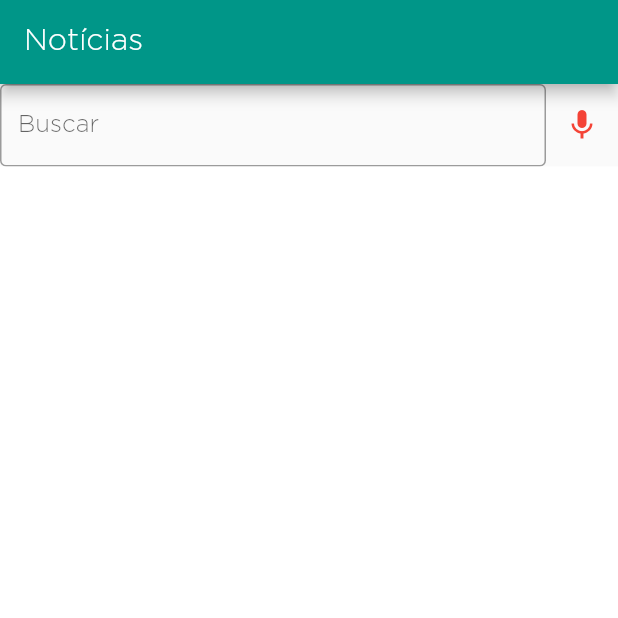
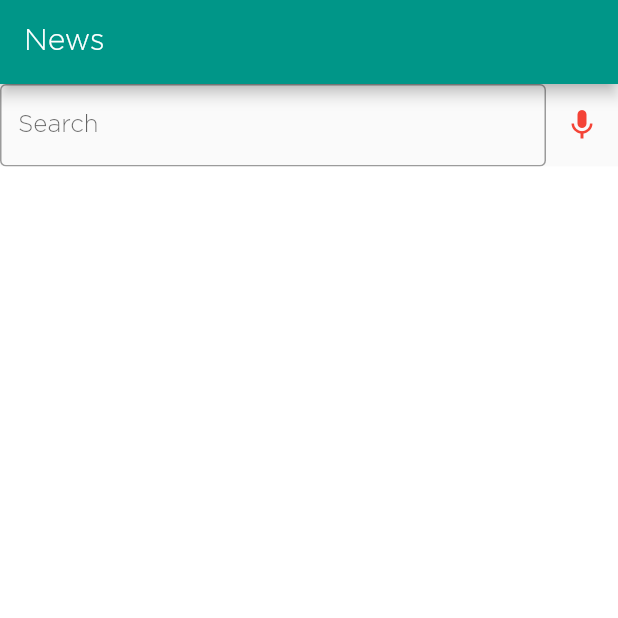
Before and after one commit to CaioFeiertag/ticker_tracker, a Flutter app: the screen it shows after launch, item 2 of the bottom bar chosen, after a tap on the "mic" icon, on a phone screen of 412 x 824 dp, the top half of it. Run offline on Flutter 3.47's test engine with Material 2 defaults, Android fonts, the phone set to English and light mode, and no system bars; our stand-ins replace charts_flutter, flutter_dotenv, flutter_local_notifications, speech_to_text, sqflite; missing offline and left inert: dart_twitter_api; accounts and stored records are empty; generated files the repository leaves out were written again.

Commit message:
Internacionalização Português e Inglês

```diff
--- /dev/null
+++ b/l10n.yaml
@@ -0,0 +1,3 @@
+arb-dir: lib/l10n
+template-arb-file: app_en.arb
+output-localization-file: app_localizations.dart
--- a/lib/main.dart
+++ b/lib/main.dart
@@ -1,14 +1,19 @@
+import 'dart:async';
+
 import 'package:flutter/material.dart';
 import 'package:flutter_dotenv/flutter_dotenv.dart';
 import 'package:flutter_local_notifications/flutter_local_notifications.dart';
+import 'package:flutter_localizations/flutter_localizations.dart';
 import 'package:ticker_tracker/screens/home/index.dart';
 import 'package:ticker_tracker/screens/news/index.dart';
 import 'package:ticker_tracker/screens/ticker-more-details/index.dart';
 import 'package:ticker_tracker/screens/ticker/index.dart';
 import 'package:ticker_tracker/services/notification-provider.dart';
+import 'package:flutter_gen/gen_l10n/app_localizations.dart';
 
 Future main() async {
   await dotenv.load(fileName: ".env");
+
   runApp(MyApp());
 }
 
@@ -25,6 +30,7 @@ class _MyApp extends State<MyApp> {
   @override
   void initState() {
     super.initState();
+
     Future.delayed(Duration.zero, () {
       notificationProvider
           .initialize(context)
@@ -42,6 +48,16 @@ class _MyApp extends State<MyApp> {
         fontFamily: 'Gotham',
       ),
       initialRoute: '/',
+      localizationsDelegates: [
+        AppLocalizations.delegate,
+        GlobalMaterialLocalizations.delegate,
+        GlobalWidgetsLocalizations.delegate,
+        GlobalCupertinoLocalizations.delegate,
+      ],
+      supportedLocales: [
+        Locale('en', ''),
+        Locale('pt', ''),
+      ],
       routes: {
         '/': (context) => Home(),
         '/ticker': (context) => TickerDetails(),
--- a/lib/screens/home/index.dart
+++ b/lib/screens/home/index.dart
@@ -7,6 +7,7 @@ import 'package:ticker_tracker/screens/home/ticket-api.dart';
 import 'package:ticker_tracker/screens/ticker/index.dart';
 import 'package:ticker_tracker/services/Ticker-provider.dart' as Provider;
 import 'package:ticker_tracker/shared/components/bottom-navigator.dart';
+import 'package:flutter_gen/gen_l10n/app_localizations.dart';
 
 class Home extends StatefulWidget {
   Home({Key? key}) : super(key: key);
@@ -66,7 +67,7 @@ class _HomeState extends State<Home> {
                   ? [
                       IconButton(
                         icon: const Icon(Icons.arrow_back),
-                        tooltip: 'Voltar',
+                        tooltip: AppLocalizations.of(context)!.returnText,
                         onPressed: () {
                           setState(() {
                             isSearching = false;
@@ -79,7 +80,8 @@ class _HomeState extends State<Home> {
                               style: TextStyle(color: Colors.white),
                               decoration: InputDecoration(
                                 hintStyle: TextStyle(color: Colors.white70),
-                                hintText: 'Buscar',
+                                hintText:
+                                    AppLocalizations.of(context)!.searchText,
                                 border: InputBorder.none,
                               ),
                               onSubmitted: (value) {
@@ -102,11 +104,11 @@ class _HomeState extends State<Home> {
                               })),
                     ]
                   : [
-                      Text("Meu portfólio"),
+                      Text(AppLocalizations.of(context)!.title),
                       Spacer(),
                       IconButton(
                         icon: const Icon(Icons.search),
-                        tooltip: 'Pressione para começar a pesquisar',
+                        tooltip: AppLocalizations.of(context)!.tooltipLupa,
                         onPressed: () {
                           setState(() {
                             isSearching = true;
--- a/lib/screens/news/index.dart
+++ b/lib/screens/news/index.dart
@@ -6,6 +6,7 @@ import 'package:ticker_tracker/screens/news/components/twitter-view/tweet-view.d
 import 'package:ticker_tracker/screens/news/twitter-api.dart';
 import 'package:ticker_tracker/shared/components/bottom-navigator.dart';
 import 'package:speech_to_text/speech_to_text.dart';
+import 'package:flutter_gen/gen_l10n/app_localizations.dart';
 
 class News extends StatefulWidget {
   @override
@@ -41,7 +42,7 @@ class _News extends State<News> {
     return Scaffold(
         bottomNavigationBar: BottomNavigator("/news"),
         appBar: AppBar(
-          title: Text("Notícias"),
+          title: Text(AppLocalizations.of(context)!.news),
         ),
         body: Column(children: [
           Row(children: [
@@ -49,7 +50,7 @@ class _News extends State<News> {
                 child: TextField(
               controller: _controller,
               decoration: InputDecoration(
-                hintText: 'Buscar',
+                hintText: AppLocalizations.of(context)!.searchText,
                 border: OutlineInputBorder(),
               ),
               onChanged: (String query) {
@@ -75,7 +76,7 @@ class _News extends State<News> {
                 icon: const Icon(Icons.mic),
                 color:
                     isListening ? Colors.red : Theme.of(context).primaryColor,
-                tooltip: 'Pesquise atráves de aúdio',
+                tooltip: AppLocalizations.of(context)!.voiceSearch,
                 onPressed: () {
                   setState(() {
                     isListening = true;
--- a/pubspec.yaml
+++ b/pubspec.yaml
@@ -23,12 +23,14 @@ environment:
 dependencies:
   flutter:
     sdk: flutter
-
+  flutter_localizations:
+    sdk: flutter
 
   # The following adds the Cupertino Icons font to your application.
   # Use with the CupertinoIcons class for iOS style icons.
   cupertino_icons: ^1.0.2
   http: ^0.13.3
+  intl: ^0.17.0
   flutter_dotenv: ^5.0.2
   sqflite: ^2.0.0+4
   charts_flutter:
@@ -48,7 +50,7 @@ dev_dependencies:
 
 # The following section is specific to Flutter.
 flutter:
-
+  generate: true
 
   # The following line ensures that the Material Icons font is
   # included with your application, so that you can use the icons in
```
Also changed, not shown: lib/l10n/app_en.arb (added, +16 -0 lines), lib/l10n/app_pt.arb (added, +16 -0 lines), lib/screens/ticker-more-details/index.dart (+7 -6 lines), lib/screens/ticker/index.dart (+5 -3 lines), lib/services/notification-provider.dart (+14 -0 lines), pubspec.lock.
